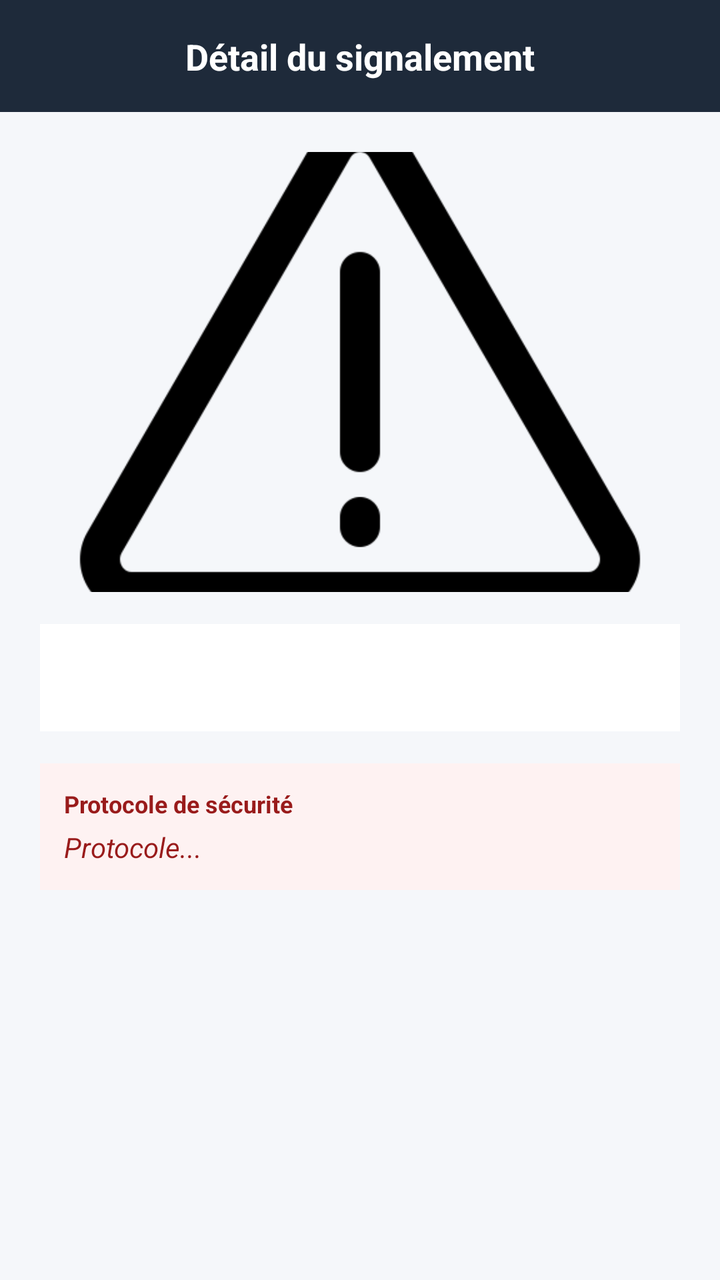
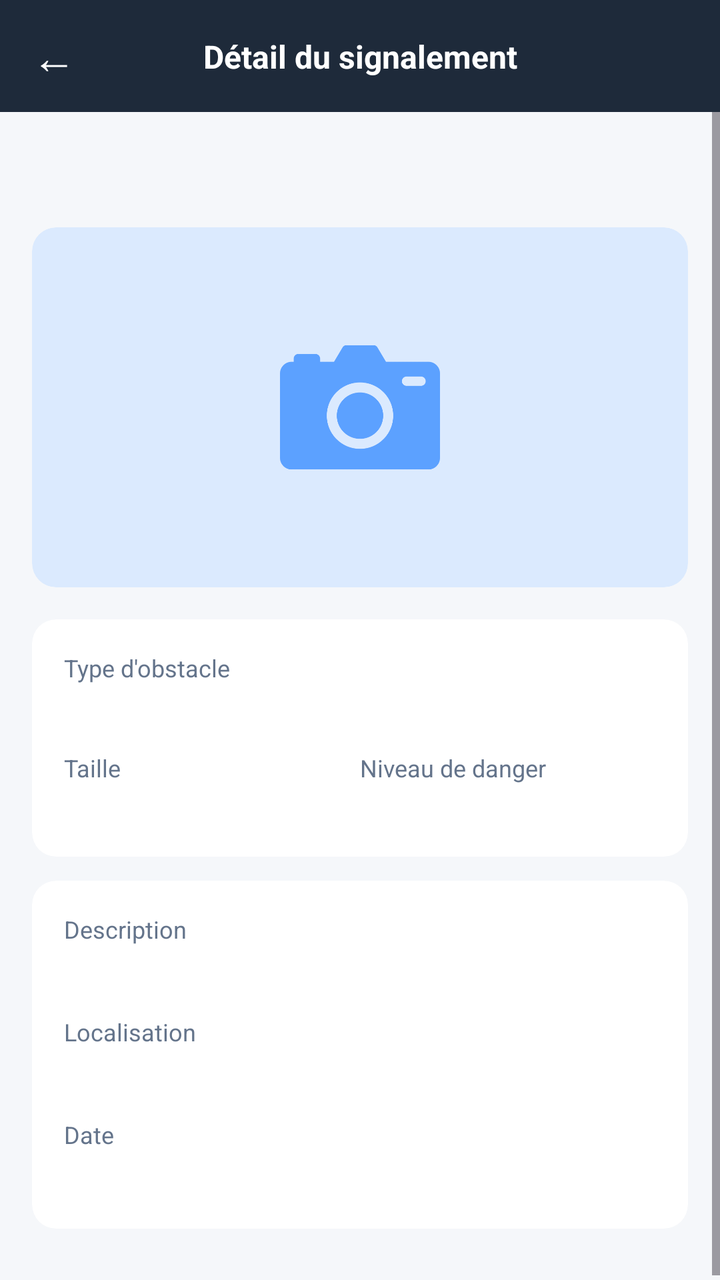

An Android layout rendered at two revisions. The XML below is the earlier revision; the diff shows what the commit changed to produce the second picture.
<!-- AndroidManifest.xml: application theme Theme.Obstrack -->
<!-- res/layout/fragment_report_detail.xml -->
<?xml version="1.0" encoding="utf-8"?>
<LinearLayout xmlns:android="http://schemas.android.com/apk/res/android"
    xmlns:app="http://schemas.android.com/apk/res-auto"
    xmlns:tools="http://schemas.android.com/tools"
    android:layout_width="match_parent"
    android:layout_height="match_parent"
    android:background="#F5F7FA"
    android:orientation="vertical"
    tools:context=".ReportDetailFragment">

    <androidx.constraintlayout.widget.ConstraintLayout
        android:layout_width="match_parent"
        android:layout_height="56dp"
        android:background="#1E2A3A"
        android:paddingHorizontal="16dp">

        <TextView
            android:id="@+id/labelReportDetail"
            android:layout_width="wrap_content"
            android:layout_height="wrap_content"
            android:text="Détail du signalement"
            android:textColor="#FFFFFF"
            android:textSize="18sp"
            android:textStyle="bold"
            app:layout_constraintBottom_toBottomOf="parent"
            app:layout_constraintEnd_toEndOf="parent"
            app:layout_constraintStart_toStartOf="parent"
            app:layout_constraintTop_toTopOf="parent" />
    </androidx.constraintlayout.widget.ConstraintLayout>

    <ScrollView
        android:layout_width="match_parent"
        android:layout_height="0dp"
        android:layout_weight="1">

        <LinearLayout
            android:layout_width="match_parent"
            android:layout_height="wrap_content"
            android:orientation="vertical"
            android:padding="20dp">

            <ImageView
                android:id="@+id/logo_detail"
                android:layout_width="match_parent"
                android:layout_height="220dp"
                android:layout_gravity="center_horizontal"
                android:layout_marginBottom="16dp"
                android:scaleType="centerCrop"
                android:src="@mipmap/logo" />

            <TextView
                android:id="@+id/topic"
                android:layout_width="match_parent"
                android:layout_height="wrap_content"
                android:lineSpacingExtra="8dp"
                android:padding="16dp"
                android:background="#FFFFFF"
                android:textColor="#111827"
                android:textSize="16sp" />

            <LinearLayout
                android:id="@+id/protocol_container"
                android:layout_width="match_parent"
                android:layout_height="wrap_content"
                android:layout_marginTop="16dp"
                android:background="#FEF2F2"
                android:orientation="vertical"
                android:padding="12dp">

                <TextView
                    android:layout_width="wrap_content"
                    android:layout_height="wrap_content"
                    android:text="Protocole de sécurité"
                    android:textColor="#991B1B"
                    android:textSize="12sp"
                    android:textStyle="bold" />

                <TextView
                    android:id="@+id/detail_protocol"
                    android:layout_width="match_parent"
                    android:layout_height="wrap_content"
                    android:layout_marginTop="4dp"
                    android:text="Protocole..."
                    android:textColor="#991B1B"
                    android:textSize="14sp"
                    android:textStyle="italic" />
            </LinearLayout>

        </LinearLayout>
    </ScrollView>

</LinearLayout>
<!-- resources referenced by this layout -->
<resources>
  <!-- mipmap logo: png bitmap (mipmap-xxhdpi, 11479 bytes) -->
  <style name="Theme.Obstrack" parent="Theme.Material3.Light.NoActionBar">
          <item name="colorPrimary">@color/blue_obstrack</item>
          <item name="colorPrimaryVariant">@color/blue_night</item>
          <item name="colorOnPrimary">@color/white</item>
          <item name="colorSecondary">@color/blue_obstrack</item>
          <item name="colorSecondaryVariant">@color/blue_night</item>
          <item name="colorOnSecondary">@color/black</item>
          <item name="android:statusBarColor">@color/blue_night</item>
      </style>
  <color name="blue_obstrack">#2563FF</color>
  <color name="blue_night">#1E2B3C</color>
  <color name="white">#FFFFFF</color>
  <color name="black">#000000</color>
</resources>

<!-- the commit's change to res/layout/fragment_report_detail.xml (unified diff, before → after) -->
@@ -1,12 +1,10 @@
 <?xml version="1.0" encoding="utf-8"?>
 <LinearLayout xmlns:android="http://schemas.android.com/apk/res/android"
     xmlns:app="http://schemas.android.com/apk/res-auto"
-    xmlns:tools="http://schemas.android.com/tools"
     android:layout_width="match_parent"
     android:layout_height="match_parent"
     android:background="#F5F7FA"
-    android:orientation="vertical"
-    tools:context=".ReportDetailFragment">
+    android:orientation="vertical">
 
     <androidx.constraintlayout.widget.ConstraintLayout
         android:layout_width="match_parent"
@@ -15,17 +13,28 @@
         android:paddingHorizontal="16dp">
 
         <TextView
-            android:id="@+id/labelReportDetail"
+            android:id="@+id/btnRetour"
+            android:layout_width="wrap_content"
+            android:layout_height="wrap_content"
+            android:text="←"
+            android:textColor="#FFFFFF"
+            android:textSize="22sp"
+            app:layout_constraintBottom_toBottomOf="parent"
+            app:layout_constraintStart_toStartOf="parent"
+            app:layout_constraintTop_toTopOf="parent" />
+
+        <TextView
             android:layout_width="wrap_content"
             android:layout_height="wrap_content"
             android:text="Détail du signalement"
             android:textColor="#FFFFFF"
-            android:textSize="18sp"
+            android:textSize="16sp"
             android:textStyle="bold"
             app:layout_constraintBottom_toBottomOf="parent"
             app:layout_constraintEnd_toEndOf="parent"
             app:layout_constraintStart_toStartOf="parent"
             app:layout_constraintTop_toTopOf="parent" />
+
     </androidx.constraintlayout.widget.ConstraintLayout>
 
     <ScrollView
@@ -37,54 +46,185 @@
             android:layout_width="match_parent"
             android:layout_height="wrap_content"
             android:orientation="vertical"
-            android:padding="20dp">
-
-            <ImageView
-                android:id="@+id/logo_detail"
+            android:padding="16dp">
+
+            <TextView
+                android:id="@+id/txtStatutBadge"
+                android:layout_width="wrap_content"
+                android:layout_height="wrap_content"
+                android:layout_marginBottom="12dp"
+                android:paddingHorizontal="16dp"
+                android:paddingVertical="6dp"
+                android:textSize="13sp"
+                android:textStyle="bold" />
+
+            <androidx.cardview.widget.CardView
                 android:layout_width="match_parent"
-                android:layout_height="220dp"
-                android:layout_gravity="center_horizontal"
+                android:layout_height="180dp"
                 android:layout_marginBottom="16dp"
-                android:scaleType="centerCrop"
-                android:src="@mipmap/logo" />
-
-            <TextView
-                android:id="@+id/topic"
+                app:cardCornerRadius="12dp"
+                app:cardElevation="0dp"
+                app:cardBackgroundColor="#DBEAFE">
+
+                <ImageView
+                    android:id="@+id/logo_detail"
+                    android:layout_width="match_parent"
+                    android:layout_height="match_parent"
+                    android:scaleType="centerCrop" />
+
+                <ImageView
+                    android:id="@+id/iconeNoPhoto"
+                    android:layout_width="80dp"
+                    android:layout_height="80dp"
+                    android:layout_gravity="center"
+                    android:src="@mipmap/icone_photo" />
+
+            </androidx.cardview.widget.CardView>
+
+            <androidx.cardview.widget.CardView
                 android:layout_width="match_parent"
                 android:layout_height="wrap_content"
-                android:lineSpacingExtra="8dp"
-                android:padding="16dp"
-                android:background="#FFFFFF"
-                android:textColor="#111827"
-                android:textSize="16sp" />
-
-            <LinearLayout
-                android:id="@+id/protocol_container"
+                android:layout_marginBottom="12dp"
+                app:cardCornerRadius="12dp"
+                app:cardElevation="0dp"
+                app:cardBackgroundColor="#FFFFFF">
+
+                <LinearLayout
+                    android:layout_width="match_parent"
+                    android:layout_height="wrap_content"
+                    android:orientation="vertical"
+                    android:padding="16dp">
+
+                    <TextView
+                        android:layout_width="wrap_content"
+                        android:layout_height="wrap_content"
+                        android:text="Type d'obstacle"
+                        android:textColor="#64748B"
+                        android:textSize="12sp" />
+
+                    <TextView
+                        android:id="@+id/txtCategorie"
+                        android:layout_width="wrap_content"
+                        android:layout_height="wrap_content"
+                        android:textColor="#1E2A3A"
+                        android:textSize="16sp"
+                        android:textStyle="bold"
+                        android:layout_marginBottom="12dp" />
+
+                    <LinearLayout
+                        android:layout_width="match_parent"
+                        android:layout_height="wrap_content"
+                        android:orientation="horizontal">
+
+                        <LinearLayout
+                            android:layout_width="0dp"
+                            android:layout_height="wrap_content"
+                            android:layout_weight="1"
+                            android:orientation="vertical">
+
+                            <TextView
+                                android:layout_width="wrap_content"
+                                android:layout_height="wrap_content"
+                                android:text="Taille"
+                                android:textColor="#64748B"
+                                android:textSize="12sp" />
+
+                            <TextView
+                                android:id="@+id/txtTaille"
+                                android:layout_width="wrap_content"
+                                android:layout_height="wrap_content"
+                                android:textColor="#1E2A3A"
+                                android:textSize="15sp"
+                                android:textStyle="bold" />
+                        </LinearLayout>
+
+                        <LinearLayout
+                            android:layout_width="0dp"
+                            android:layout_height="wrap_content"
+                            android:layout_weight="1"
+                            android:orientation="vertical">
+
+                            <TextView
+                                android:layout_width="wrap_content"
+                                android:layout_height="wrap_content"
+                                android:text="Niveau de danger"
+                                android:textColor="#64748B"
+                                android:textSize="12sp" />
+
+                            <TextView
+                                android:id="@+id/txtDanger"
+                                android:layout_width="wrap_content"
+                                android:layout_height="wrap_content"
+                                android:textSize="13sp"
+                                android:textStyle="bold" />
+                        </LinearLayout>
+                    </LinearLayout>
+                </LinearLayout>
+            </androidx.cardview.widget.CardView>
+
+            <androidx.cardview.widget.CardView
                 android:layout_width="match_parent"
                 android:layout_height="wrap_content"
-                android:layout_marginTop="16dp"
-                android:background="#FEF2F2"
-                android:orientation="vertical"
-                android:padding="12dp">
-
-                <TextView
-                    android:layout_width="wrap_content"
-                    android:layout_height="wrap_content"
-                    android:text="Protocole de sécurité"
-                    android:textColor="#991B1B"
-                    android:textSize="12sp"
-                    android:textStyle="bold" />
-
-                <TextView
-                    android:id="@+id/detail_protocol"
+                android:layout_marginBottom="12dp"
+                app:cardCornerRadius="12dp"
+                app:cardElevation="0dp"
+                app:cardBackgroundColor="#FFFFFF">
+
+                <LinearLayout
                     android:layout_width="match_parent"
                     android:layout_height="wrap_content"
-                    android:layout_marginTop="4dp"
-                    android:text="Protocole..."
-                    android:textColor="#991B1B"
-                    android:textSize="14sp"
-                    android:textStyle="italic" />
-            </LinearLayout>
+                    android:orientation="vertical"
+                    android:padding="16dp">
+
+                    <TextView
+                        android:layout_width="wrap_content"
+                        android:layout_height="wrap_content"
+                        android:text="Description"
+                        android:textColor="#64748B"
+                        android:textSize="12sp" />
+
+                    <TextView
+                        android:id="@+id/txtDescription"
+                        android:layout_width="match_parent"
+                        android:layout_height="wrap_content"
+                        android:textColor="#1E2A3A"
+                        android:textSize="14sp"
+                        android:layout_marginTop="4dp"
+                        android:layout_marginBottom="12dp" />
+
+                    <TextView
+                        android:layout_width="wrap_content"
+                        android:layout_height="wrap_content"
+                        android:text="Localisation"
+                        android:textColor="#64748B"
+                        android:textSize="12sp" />
+
+                    <TextView
+                        android:id="@+id/txtLocalisation"
+                        android:layout_width="match_parent"
+                        android:layout_height="wrap_content"
+                        android:textColor="#1E2A3A"
+                        android:textSize="14sp"
+                        android:layout_marginTop="4dp"
+                        android:layout_marginBottom="12dp" />
+
+                    <TextView
+                        android:layout_width="wrap_content"
+                        android:layout_height="wrap_content"
+                        android:text="Date"
+                        android:textColor="#64748B"
+                        android:textSize="12sp" />
+
+                    <TextView
+                        android:id="@+id/txtDate"
+                        android:layout_width="match_parent"
+                        android:layout_height="wrap_content"
+                        android:textColor="#1E2A3A"
+                        android:textSize="14sp"
+                        android:layout_marginTop="4dp" />
+
+                </LinearLayout>
+            </androidx.cardview.widget.CardView>
 
         </LinearLayout>
     </ScrollView>
<!-- resource entries referenced after the edit -->
@@ -1,6 +1,6 @@
 <!-- resources referenced by this layout -->
 <resources>
-  <!-- mipmap logo: png bitmap (mipmap-xxhdpi, 11479 bytes) -->
+  <!-- mipmap icone_photo: png bitmap (mipmap-hdpi, 13240 bytes) -->
   <style name="Theme.Obstrack" parent="Theme.Material3.Light.NoActionBar">
           <item name="colorPrimary">@color/blue_obstrack</item>
           <item name="colorPrimaryVariant">@color/blue_night</item>
